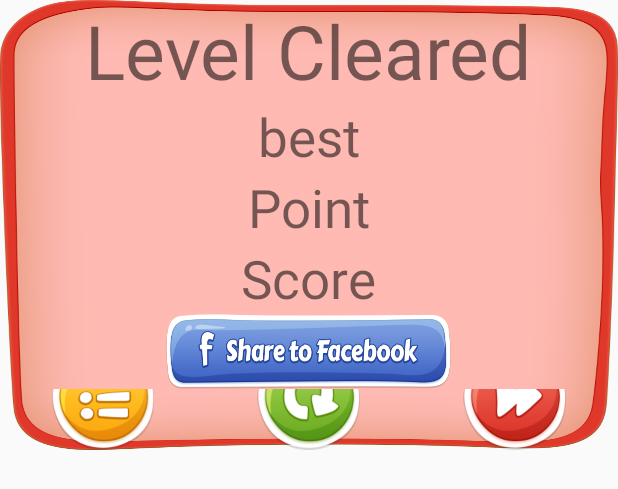
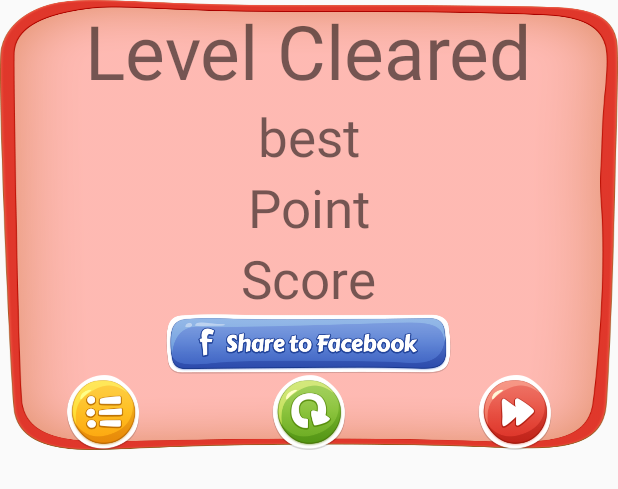
Before and after one commit to nayan5565/GameVerson2, an Android app: the layout dialog_level_cleared.xml on its own in the app's theme, with its tools: preview values and no code run, on a phone screen of 412 x 824 dp. Shown: the top 489 px of the screen. Run offline under Robolectric (Android 15) with nearby library versions, the phone set to English and light mode, and no system bars.

Commit message:
UI problem fixed

```diff
--- a/app/src/main/java/com/example/nayan/gameverson2/utils/Utils.java
+++ b/app/src/main/java/com/example/nayan/gameverson2/utils/Utils.java
@@ -113,7 +113,7 @@ public class Utils {
         return paddingDp;
     }
     public static void moveAnimation(Object target, Object target2) {
-        ObjectAnimator animator = ObjectAnimator.ofFloat(target, "translationX", -200, widthSize+10);
+        ObjectAnimator animator = ObjectAnimator.ofFloat(target, "translationX", -215, widthSize+10);
         animator.setDuration(9000);
         animator.setRepeatCount(ValueAnimator.INFINITE);
         animator.start();
--- a/app/src/main/res/layout/dialog_level_cleared.xml
+++ b/app/src/main/res/layout/dialog_level_cleared.xml
@@ -39,7 +39,7 @@
     <ImageView
         android:id="@+id/imgFacebook"
         android:layout_width="190dp"
-        android:layout_height="50dp"
+        android:layout_height="40dp"
         android:layout_gravity="bottom|center"
         android:background="@drawable/facebook"/>
 
@@ -52,7 +52,7 @@
         <ImageView
             android:id="@+id/btnLevelMenu"
             android:layout_width="0dp"
-            android:layout_height="70dp"
+            android:layout_height="50dp"
             android:layout_weight="1"
             android:src="@drawable/menu_btn" />
         <ImageView
@@ -60,12 +60,12 @@
             android:src="@drawable/reload_btn"
             android:id="@+id/btnLevelReload"
             android:layout_width="0dp"
-            android:layout_height="70dp" />
+            android:layout_height="50dp" />
 
         <ImageView
             android:id="@+id/btnLevelForward"
             android:layout_width="0dp"
-            android:layout_height="70dp"
+            android:layout_height="50dp"
             android:layout_weight="1"
             android:src="@drawable/forward_btn_red" />
 
```
Also changed, not shown: app/src/main/java/com/example/nayan/gameverson2/activity/GameActivity.java (+4 -4 lines).
